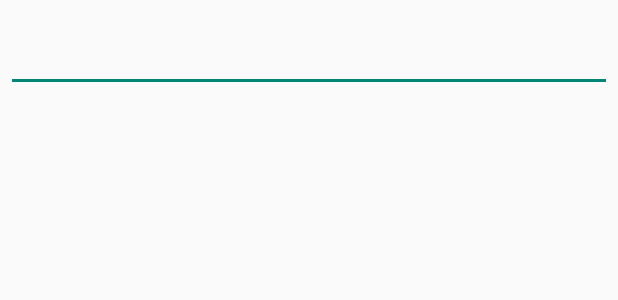
After one commit to dhpiggott/liquidity-android, an Android app: the layout fragment_transfer_to_player_dialog.xml on its own in the app's theme, with its tools: preview values and no code run, on a phone screen of 412 x 824 dp. The commit adds this screen. Shown: the top 300 px of the screen. Run offline under Robolectric (Android 15) with nearby library versions, the phone set to English and light mode, and no system bars.

Commit message:
Add basic dialog to input transfer values

```diff
--- a/app/src/main/java/com/dhpcs/liquidity/fragments/AddPlayersDialogFragment.java
+++ b/app/src/main/java/com/dhpcs/liquidity/fragments/AddPlayersDialogFragment.java
@@ -14,7 +14,7 @@ import net.glxn.qrgen.android.QRCode;
 
 public class AddPlayersDialogFragment extends DialogFragment {
 
-    private static final String ARG_ZONE_ID = "getZoneId";
+    private static final String ARG_ZONE_ID = "zone_id";
 
     public static AddPlayersDialogFragment newInstance(ZoneId zoneId) {
         AddPlayersDialogFragment addPlayersDialogFragment = new AddPlayersDialogFragment();
--- /dev/null
+++ b/app/src/main/res/layout/fragment_transfer_to_player_dialog.xml
@@ -0,0 +1,19 @@
+<LinearLayout xmlns:android="http://schemas.android.com/apk/res/android"
+    xmlns:tools="http://schemas.android.com/tools"
+    android:layout_width="match_parent"
+    android:layout_height="match_parent"
+    android:orientation="vertical"
+    tools:context="com.dhpcs.liquidity.fragments.TransferToPlayerDialogFragment">
+
+    <EditText
+        android:id="@+id/edittext_transfer_value"
+        android:layout_width="match_parent"
+        android:layout_height="wrap_content"
+        android:layout_marginBottom="16dp"
+        android:layout_marginLeft="4dp"
+        android:layout_marginRight="4dp"
+        android:layout_marginTop="16dp"
+        android:inputType="numberDecimal"
+        tools:ignore="LabelFor" />
+
+</LinearLayout>
--- a/app/src/main/res/values/strings.xml
+++ b/app/src/main/res/values/strings.xml
@@ -9,6 +9,7 @@
     <string name="add_players">Add players</string>
     <string name="cancel">Cancel</string>
     <string name="enter_starting_capital">Enter starting capital</string>
+    <string name="enter_transfer_amount">Enter transfer amount</string>
     <string name="join_game">Join game</string>
     <string name="new_game">New game</string>
     <string name="monopoly">Monopoly</string>
```
Also changed, not shown: app/src/main/java/com/dhpcs/liquidity/activities/MonopolyGameActivity.java (+17 -6 lines), app/src/main/java/com/dhpcs/liquidity/fragments/IdentitiesFragment.java (+9 -4 lines), app/src/main/java/com/dhpcs/liquidity/fragments/PlayersFragment.java (+7 -2 lines), app/src/main/java/com/dhpcs/liquidity/fragments/TransferToPlayerDialogFragment.java (added, +91 -0 lines).
